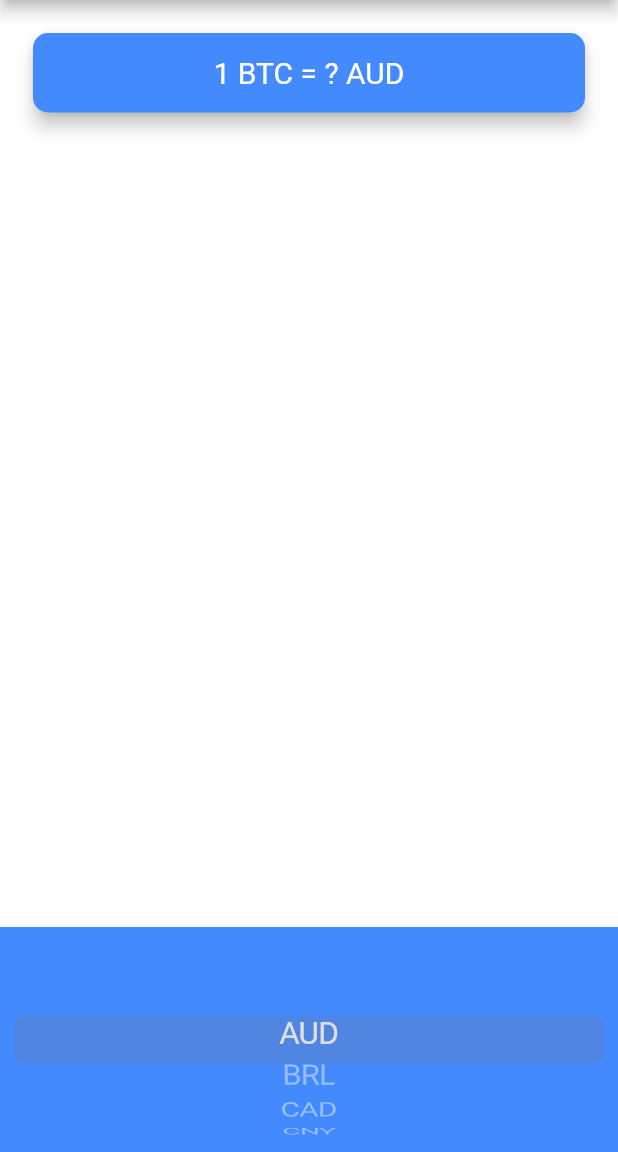
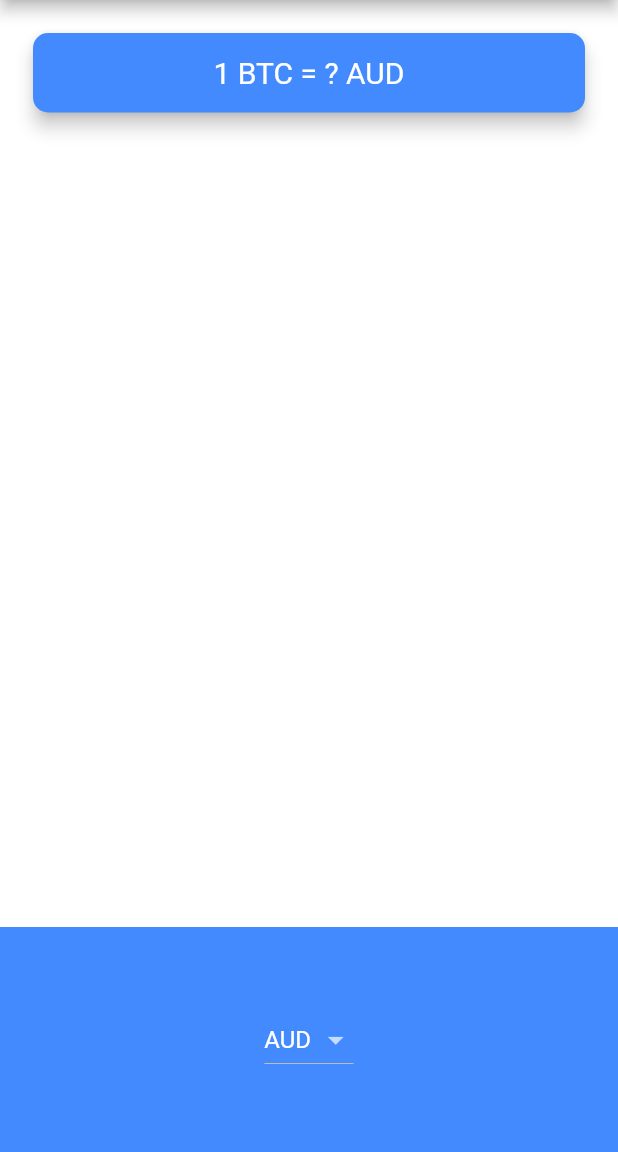
Before and after one commit to ChuguevRoman/bitcoin_ticker, a Flutter app: the screen it shows after launch, on a phone screen of 412 x 824 dp, the part 84-1236 px from its top. Run offline on Flutter 3.47's test engine with Material 2 defaults, Android fonts, the phone set to English and light mode, and no system bars.

Commit message:
Added currency selection to price_screen in container depending on which platform the application is launched on.

```diff
--- a/lib/screens/price_screen.dart
+++ b/lib/screens/price_screen.dart
@@ -1,3 +1,5 @@
+import 'dart:io' show Platform;
+
 import 'package:flutter/material.dart';
 import 'package:flutter/cupertino.dart';
 
@@ -84,7 +86,7 @@ class _PriceScreenState extends State<PriceScreen> {
             height: 150.0,
             alignment: Alignment.center,
             color: Theme.of(context).primaryColor,
-            child: iOSCupertinoPicker(),
+            child: Platform.isIOS ? iOSCupertinoPicker() : androidDropdownButton(),
           ),
         ],
       ),
```
